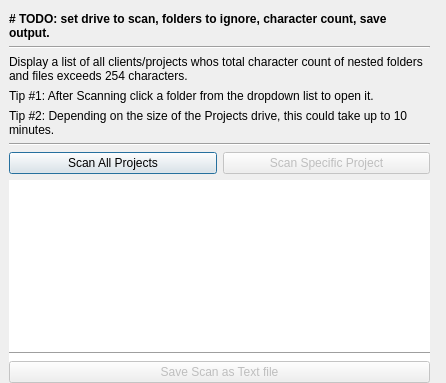
The window that po/project_checker_dialog.ui (najar1412/po) describes before a commit, drawn with Qt 5.
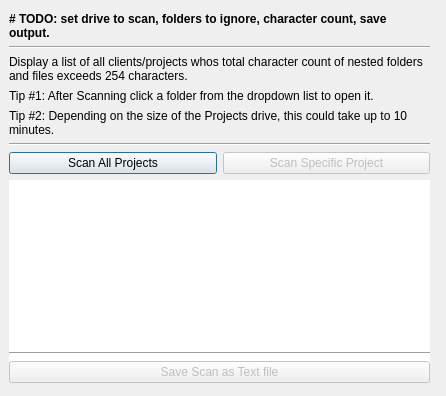
The same window after the commit.

What changed in the file:
```diff
--- a/po/project_checker_dialog.ui
+++ b/po/project_checker_dialog.ui
@@ -7,7 +7,7 @@
     <x>0</x>
     <y>0</y>
     <width>446</width>
-    <height>383</height>
+    <height>396</height>
    </rect>
   </property>
   <property name="sizePolicy">
```
